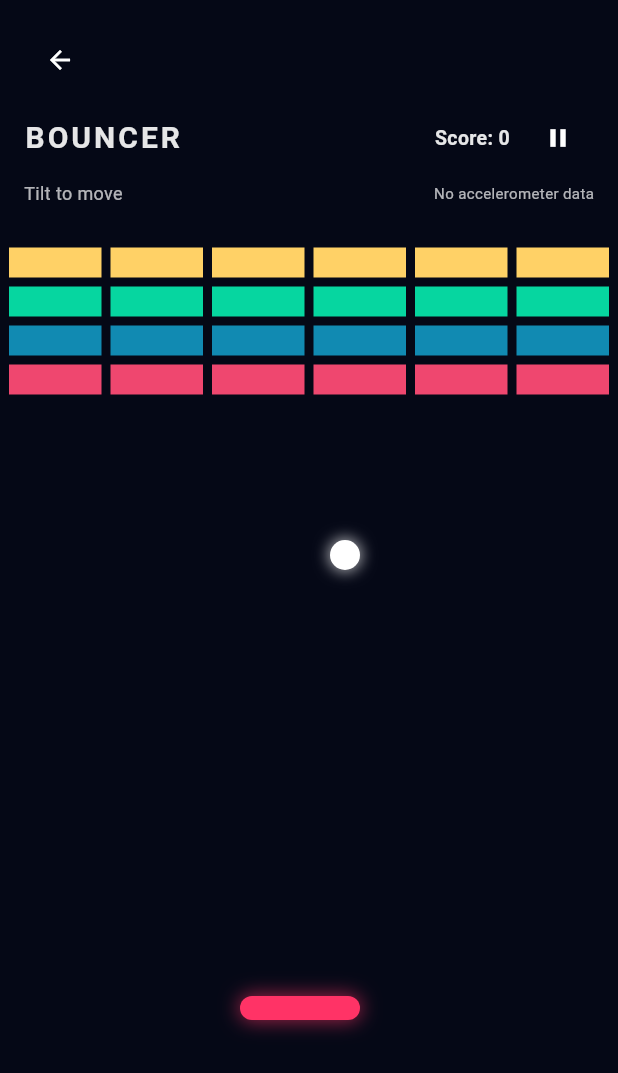
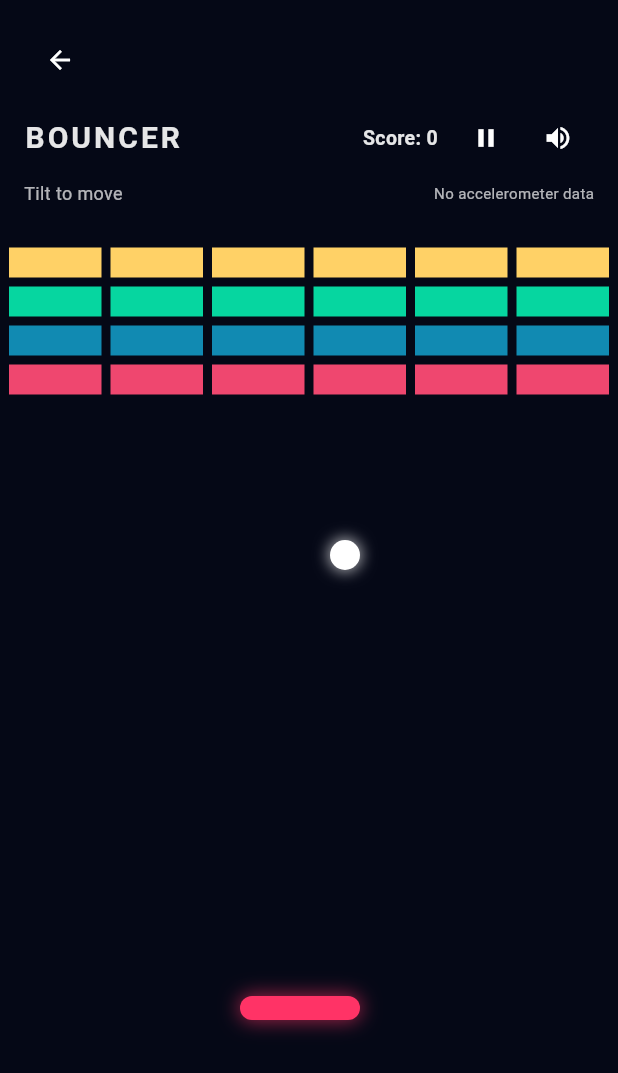
Before and after one commit to mavka1207/bouncer, a Flutter app: the screen it shows after launch, after a tap on "Start", on a phone screen of 412 x 824 dp. Shown: the top 1073 px of the screen. Run offline on Flutter 3.47's test engine with Material 3 defaults, Android fonts, the phone set to English and light mode, and no system bars; our stand-ins replace audioplayers, sensors_plus.

Commit message:
Add sound toggle to HUD

```diff
--- a/lib/main.dart
+++ b/lib/main.dart
@@ -182,6 +182,7 @@ class _BouncerGameState extends State<BouncerGame>
   late List<List<bool>> blocksAlive;
 
   bool isRunning = true;
+  bool isSoundOn = true;
   String? statusText;
   int score = 0;
 
@@ -206,12 +207,15 @@ class _BouncerGameState extends State<BouncerGame>
   }
 
   Future<void> _playHit() async {
+    if (!isSoundOn) return;
     await _sfx.play(AssetSource('sounds/hit.wav'));
   }
   Future<void> _playLose() async {
+    if (!isSoundOn) return;
     await _sfx.play(AssetSource('sounds/lose.wav'));
   }
   Future<void> _playWin() async {
+    if (!isSoundOn) return;
     await _sfx.play(AssetSource('sounds/win.wav'));
 }
 
@@ -587,6 +591,21 @@ class _BouncerGameState extends State<BouncerGame>
         });
       },
     ),
+    // Sound on/off
+    IconButton(
+      icon: Icon(
+        isSoundOn ? Icons.volume_up : Icons.volume_off,
+        color: Colors.white,
+        size: 20,
+      ),
+      padding: EdgeInsets.zero,
+      constraints: const BoxConstraints(),
+      onPressed: () {
+        setState(() {
+          isSoundOn = !isSoundOn;
+        });
+      },
+     )
                         ],
                       ),
                       const SizedBox(height: 4),
```
